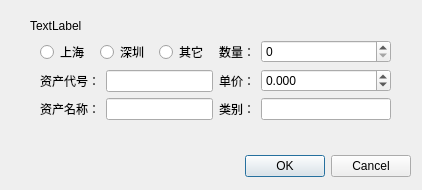
This is myInsertModifyAsset.ui in Imrono/myFinance as Qt 5 draws it before an edit. The edited form follows.
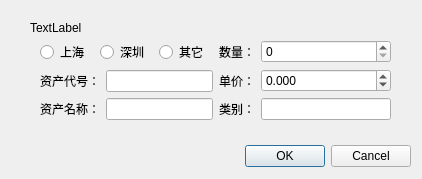
This is the edited form.

```diff
--- a/myInsertModifyAsset.ui
+++ b/myInsertModifyAsset.ui
@@ -7,7 +7,7 @@
     <x>0</x>
     <y>0</y>
     <width>422</width>
-    <height>190</height>
+    <height>179</height>
    </rect>
   </property>
   <property name="windowTitle">
@@ -17,7 +17,7 @@
    <property name="geometry">
     <rect>
      <x>240</x>
-     <y>150</y>
+     <y>140</y>
      <width>171</width>
      <height>32</height>
     </rect>
@@ -34,8 +34,8 @@
     <rect>
      <x>30</x>
      <y>20</y>
-     <width>54</width>
-     <height>12</height>
+     <width>201</width>
+     <height>16</height>
     </rect>
    </property>
    <property name="text">
```
